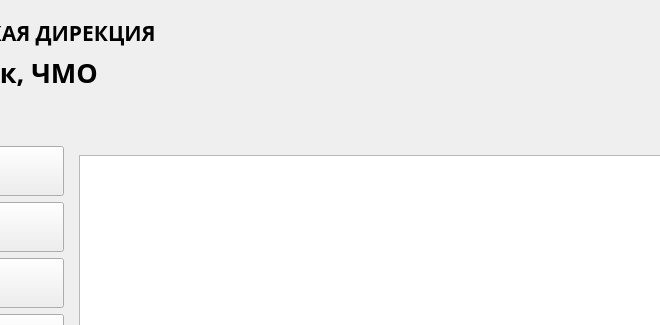
faryek/KARELLO, file OrganizeForm.ui: the form before one commit; both pictures show x 358 to 1018 and y 0 to 325 of the 1186 by 814 pixel window.
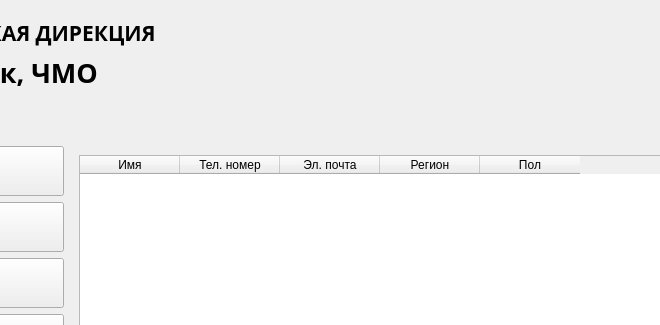
The form after the commit. The open tabs and pages were chosen to show the change. Icons and pictures are not drawn.

Commit message: lil fixes in line edits

Patch:
```diff
--- a/OrganizeForm.ui
+++ b/OrganizeForm.ui
@@ -1007,7 +1007,33 @@
                 <widget class="QWidget" name="expertPage">
                  <layout class="QVBoxLayout" name="verticalLayout_14">
                   <item>
-                   <widget class="QTableWidget" name="mainExpertTable"/>
+                   <widget class="QTableWidget" name="mainExpertTable">
+                    <column>
+                     <property name="text">
+                      <string>Имя</string>
+                     </property>
+                    </column>
+                    <column>
+                     <property name="text">
+                      <string>Тел. номер</string>
+                     </property>
+                    </column>
+                    <column>
+                     <property name="text">
+                      <string>Эл. почта</string>
+                     </property>
+                    </column>
+                    <column>
+                     <property name="text">
+                      <string>Регион</string>
+                     </property>
+                    </column>
+                    <column>
+                     <property name="text">
+                      <string>Пол</string>
+                     </property>
+                    </column>
+                   </widget>
                   </item>
                  </layout>
                 </widget>
```
Left out of the diff: 28 changed lines with no effect on the pictures. The commit also changes 1 other file.
